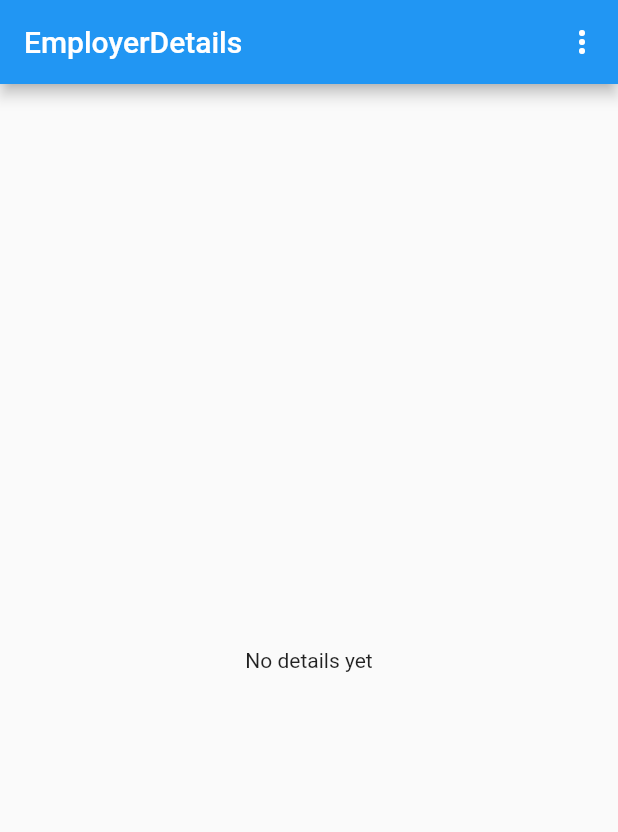
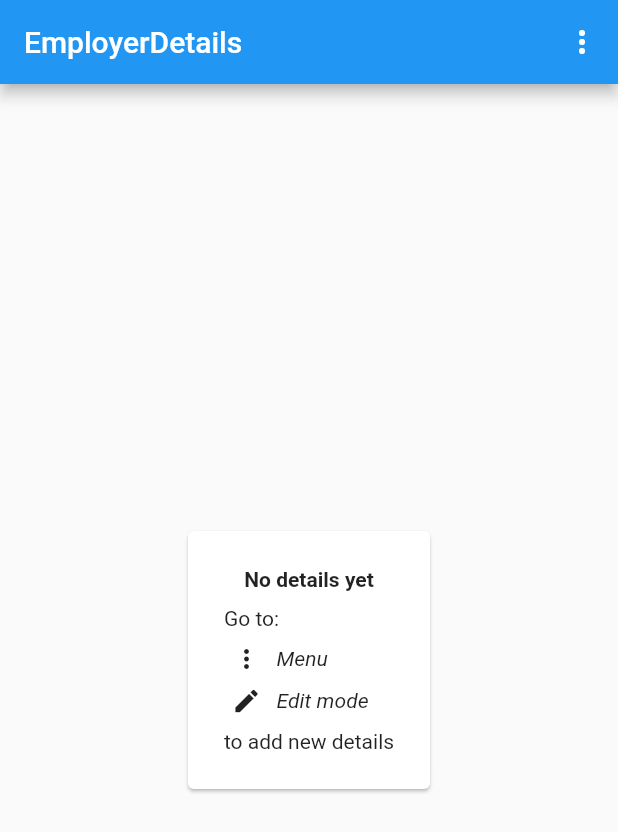
Before and after one commit to gzaber/employer_details, a Flutter app: the screen it shows after launch, on a phone screen of 412 x 824 dp. Shown: the top 832 px of the screen. Run offline on Flutter 3.47's test engine with Material 2 defaults, Android fonts, the phone set to English and light mode, and no system bars; our stand-ins replace equatable, file, file_picker, flutter_bloc, isar, share_plus and 1 more; accounts and stored records are empty; generated files the repository leaves out were written again; statements that could not run were skipped.

Commit message:
add hint card to explain how to add new details

```diff
--- a/lib/details_overview/view/details_overview_page.dart
+++ b/lib/details_overview/view/details_overview_page.dart
@@ -76,7 +76,19 @@ class DetailsOverviewView extends StatelessWidget {
           }
           if (state.status == DetailsOverviewStatus.success) {
             return state.details.isEmpty
-                ? const Center(child: Text('No details yet'))
+                ? const Center(
+                    child: HintCard(
+                      title: 'No details yet',
+                      upperText: 'Go to:',
+                      hintMenuVisualisations: [
+                        HintMenuVisualisation(
+                            icon: Icons.more_vert, text: 'Menu'),
+                        HintMenuVisualisation(
+                            icon: Icons.edit, text: 'Edit mode'),
+                      ],
+                      lowerText: 'to add new details',
+                    ),
+                  )
                 : _DetailsList(details: state.details);
           }
           return Container();
--- a/lib/edit_mode/view/edit_mode_page.dart
+++ b/lib/edit_mode/view/edit_mode_page.dart
@@ -140,12 +140,20 @@ class EditModeView extends StatelessWidget {
               child: CircularProgressIndicator(),
             );
           }
-          if (state.status == EditModeStatus.success) {
-            return state.details.isEmpty
-                ? const Center(child: Text('No details yet'))
-                : _DetailsReorderableList(details: state.details);
-          }
-          return Container();
+          return state.details.isEmpty
+              ? const Center(
+                  child: HintCard(
+                    title: 'No details yet',
+                    upperText: 'Go to:',
+                    hintMenuVisualisations: [
+                      HintMenuVisualisation(
+                          icon: Icons.add_circle_outline,
+                          text: 'Create detail'),
+                    ],
+                    lowerText: 'to create a new detail',
+                  ),
+                )
+              : _DetailsReorderableList(details: state.details);
         },
       ),
     );
--- /dev/null
+++ b/packages/app_ui/lib/src/widgets/hint_card.dart
@@ -0,0 +1,79 @@
+import 'package:flutter/material.dart';
+
+class HintCard extends StatelessWidget {
+  const HintCard({
+    super.key,
+    required this.title,
+    required this.upperText,
+    required this.lowerText,
+    required this.hintMenuVisualisations,
+  });
+
+  final String title;
+  final String upperText;
+  final String lowerText;
+  final List<HintMenuVisualisation> hintMenuVisualisations;
+
+  @override
+  Widget build(BuildContext context) {
+    return Card(
+      margin: const EdgeInsets.all(8),
+      child: Padding(
+        padding: const EdgeInsets.all(24),
+        child: Column(
+          mainAxisSize: MainAxisSize.min,
+          children: [
+            Text(title, style: const TextStyle(fontWeight: FontWeight.bold)),
+            const SizedBox(height: 10),
+            Column(
+              crossAxisAlignment: CrossAxisAlignment.start,
+              children: [
+                Text(upperText),
+                Padding(
+                  padding:
+                      const EdgeInsets.symmetric(vertical: 5, horizontal: 5),
+                  child: Column(
+                    crossAxisAlignment: CrossAxisAlignment.start,
+                    children: [
+                      ...hintMenuVisualisations,
+                    ],
+                  ),
+                ),
+                Text(lowerText),
+              ],
+            ),
+          ],
+        ),
+      ),
+    );
+  }
+}
+
+class HintMenuVisualisation extends StatelessWidget {
+  const HintMenuVisualisation({
+    super.key,
+    required this.icon,
+    required this.text,
+  });
+
+  final IconData icon;
+  final String text;
+
+  @override
+  Widget build(BuildContext context) {
+    return Padding(
+      padding: const EdgeInsets.symmetric(vertical: 4),
+      child: Row(
+        mainAxisSize: MainAxisSize.min,
+        children: [
+          Icon(icon, size: 20),
+          const SizedBox(width: 10),
+          Text(
+            text,
+            style: const TextStyle(fontStyle: FontStyle.italic),
+          ),
+        ],
+      ),
+    );
+  }
+}
--- a/packages/app_ui/lib/src/widgets/widgets.dart
+++ b/packages/app_ui/lib/src/widgets/widgets.dart
@@ -1,5 +1,6 @@
 export 'delete_detail_dialog.dart';
 export 'export_details_dialog.dart';
+export 'hint_card.dart';
 export 'import_details_dialog.dart';
 export 'menu_button.dart';
 export 'select_color_dialog.dart';
```
Also changed, not shown: 3 other files.
